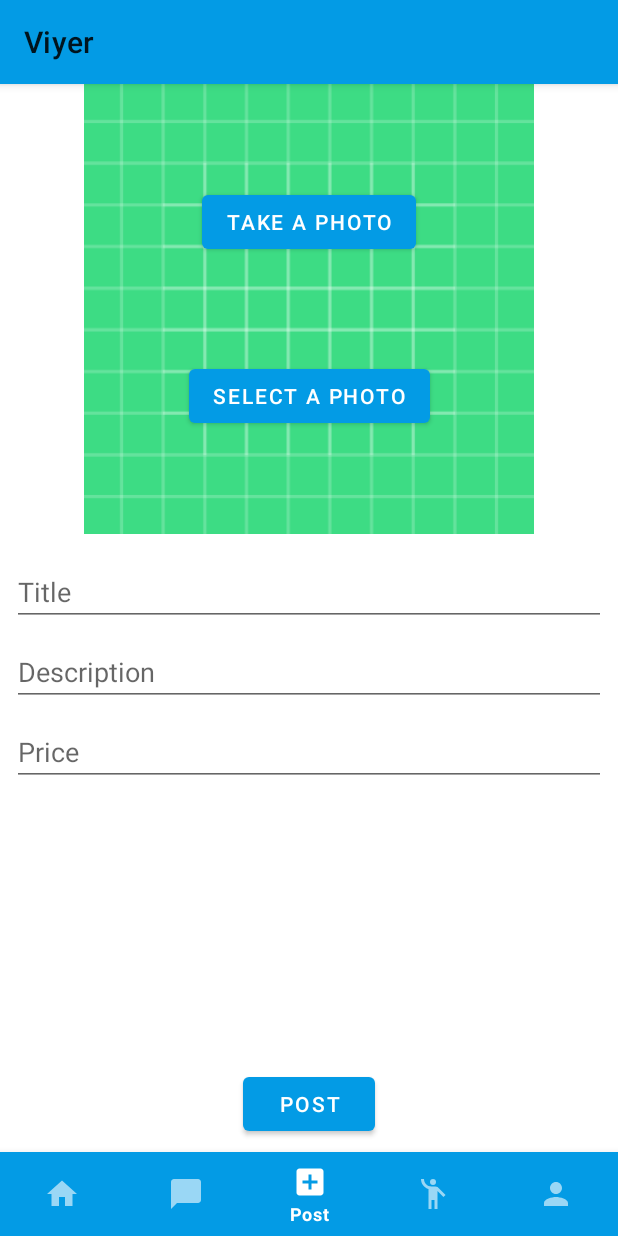
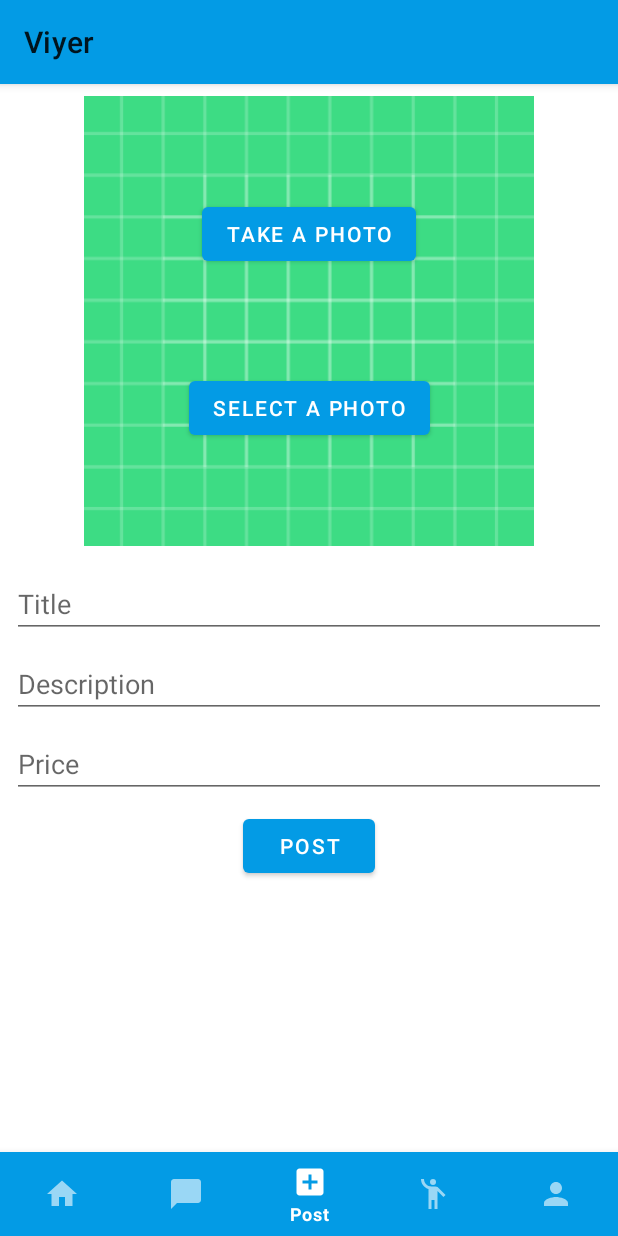
Before and after one commit to dannymota/Viyer, an Android app: the screen it shows after launch once a user with an empty profile is signed in (MainActivity), item 3 of the bottom bar chosen, on a phone screen of 412 x 824 dp. Run offline under Robolectric (Android 15) with nearby library versions, the phone set to English and light mode, and no system bars; our stand-ins replace Firebase (no records; nobody signed in at launch, a user with empty details on screens opened directly).

```diff
--- a/app/src/main/res/layout/fragment_post.xml
+++ b/app/src/main/res/layout/fragment_post.xml
@@ -1,8 +1,12 @@
 <?xml version="1.0" encoding="utf-8"?>
-<androidx.constraintlayout.widget.ConstraintLayout
-    xmlns:android="http://schemas.android.com/apk/res/android"
+<ScrollView xmlns:android="http://schemas.android.com/apk/res/android"
     xmlns:app="http://schemas.android.com/apk/res-auto"
     xmlns:tools="http://schemas.android.com/tools"
+    android:layout_width="match_parent"
+    android:layout_height="match_parent"
+    android:animateLayoutChanges="true"
+    android:fillViewport="true">
+    <androidx.constraintlayout.widget.ConstraintLayout
         android:layout_width="match_parent"
         android:layout_height="match_parent"
         tools:context=".fragments.PostFragment">
@@ -39,6 +43,7 @@
             android:id="@+id/ivPreview"
             android:layout_width="0dp"
             android:layout_height="300dp"
+            android:layout_marginTop="8dp"
             app:layout_constraintEnd_toEndOf="parent"
             app:layout_constraintStart_toStartOf="parent"
             app:layout_constraintTop_toTopOf="parent"
@@ -93,10 +98,11 @@
             android:id="@+id/btnPost"
             android:layout_width="wrap_content"
             android:layout_height="wrap_content"
-        android:layout_marginBottom="8dp"
+            android:layout_marginTop="8dp"
             android:text="Post"
-        app:layout_constraintBottom_toBottomOf="parent"
             app:layout_constraintEnd_toEndOf="parent"
-        app:layout_constraintStart_toStartOf="parent" />
+            app:layout_constraintStart_toStartOf="parent"
+            app:layout_constraintTop_toBottomOf="@+id/etPrice" />
 
     </androidx.constraintlayout.widget.ConstraintLayout>
+</ScrollView>
```
Also changed, not shown: app/src/main/java/com/example/viyer/fragments/PostFragment.java (+31 -3 lines). Lines whose indentation alone changed are shown as unchanged.
